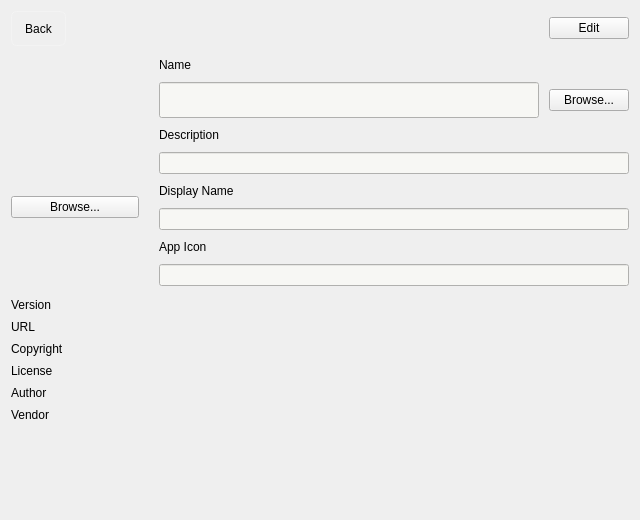
OpenFairWind/FairWindSK, file ui/settings/AppDetailsWidget.ui: the form before one commit.
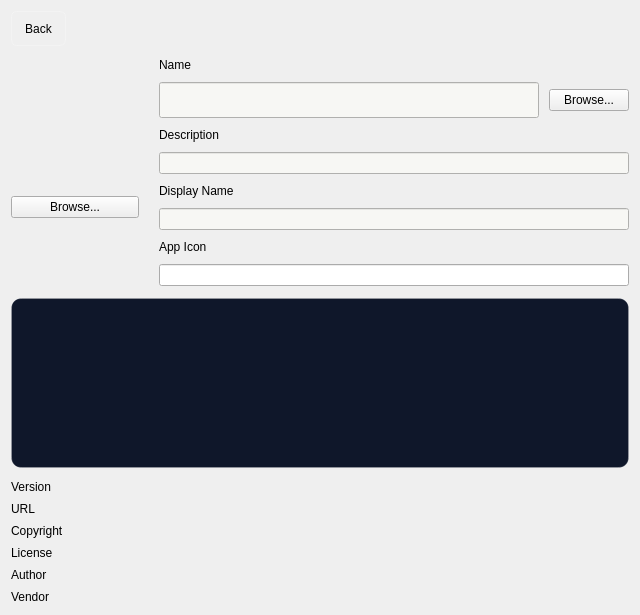
The form after the commit. Icons and pictures are not drawn.

Commit message: Unify app details editing flow

The edit to the form file:
```diff
--- a/ui/settings/AppDetailsWidget.ui
+++ b/ui/settings/AppDetailsWidget.ui
@@ -29,12 +29,34 @@
 }
 QLineEdit#lineEdit_Apps_Name,
 QLineEdit#lineEdit_Apps_Description,
-QLineEdit#lineEdit_Apps_DisplayName,
-QLineEdit#lineEdit_Apps_AppIcon {
+QLineEdit#lineEdit_Apps_DisplayName {
  background: #f7f7f4;
  color: #1f2937;
  selection-background-color: #c7d2fe;
  selection-color: #111827;
+}
+QListWidget#listWidget_Apps_Icons {
+ selection-background-color: transparent;
+ background: #0f172a;
+ color: white;
+ border: none;
+}
+QListWidget#listWidget_Apps_Icons::item {
+ border: 2px solid transparent;
+ border-radius: 8px;
+ padding: 4px;
+ margin: 2px;
+ color: white;
+}
+QListWidget#listWidget_Apps_Icons::item:selected {
+ border: 2px solid #2563eb;
+ background: rgba(37, 99, 235, 0.18);
+ color: white;
+}
+QFrame#frame_AppsIconPicker {
+ background: #0f172a;
+ border: 1px solid rgba(255, 255, 255, 0.14);
+ border-radius: 10px;
 }</string>
   </property>
   <layout class="QVBoxLayout" name="verticalLayout_DetailsPage">
@@ -79,13 +101,6 @@
        </property>
       </spacer>
      </item>
-     <item>
-      <widget class="QPushButton" name="pushButton_Apps_EditSave">
-       <property name="text">
-        <string>Edit</string>
-       </property>
-      </widget>
-     </item>
     </layout>
    </item>
    <item>
@@ -209,6 +224,55 @@
      </item>
     </layout>
    </item>
+   <item>
+    <widget class="QFrame" name="frame_AppsIconPicker">
+     <property name="frameShape">
+      <enum>QFrame::StyledPanel</enum>
+     </property>
+     <property name="frameShadow">
+      <enum>QFrame::Raised</enum>
+     </property>
+     <property name="visible">
+      <bool>false</bool>
+     </property>
+     <layout class="QVBoxLayout" name="verticalLayout_AppsIconPicker">
+      <property name="spacing">
+       <number>8</number>
+      </property>
+      <item>
+       <widget class="QListWidget" name="listWidget_Apps_Icons">
+        <property name="minimumSize">
+         <size>
+          <width>0</width>
+          <height>150</height>
+         </size>
+        </property>
+        <property name="viewMode">
+         <enum>QListView::IconMode</enum>
+        </property>
+        <property name="movement">
+         <enum>QListView::Static</enum>
+        </property>
+        <property name="flow">
+         <enum>QListView::LeftToRight</enum>
+        </property>
+        <property name="isWrapping" stdset="0">
+         <bool>true</bool>
+        </property>
+        <property name="resizeMode">
+         <enum>QListView::Adjust</enum>
+        </property>
+        <property name="selectionMode">
+         <enum>QAbstractItemView::SingleSelection</enum>
+        </property>
+        <property name="verticalScrollMode">
+         <enum>QAbstractItemView::ScrollPerPixel</enum>
+        </property>
+       </widget>
+      </item>
+     </layout>
+    </widget>
+   </item>
    <item>
     <layout class="QFormLayout" name="formLayout_Metadata">
      <property name="horizontalSpacing">
```
Left out of the diff: 11 changed lines with no effect on the pictures. The commit also changes 5 other files.
